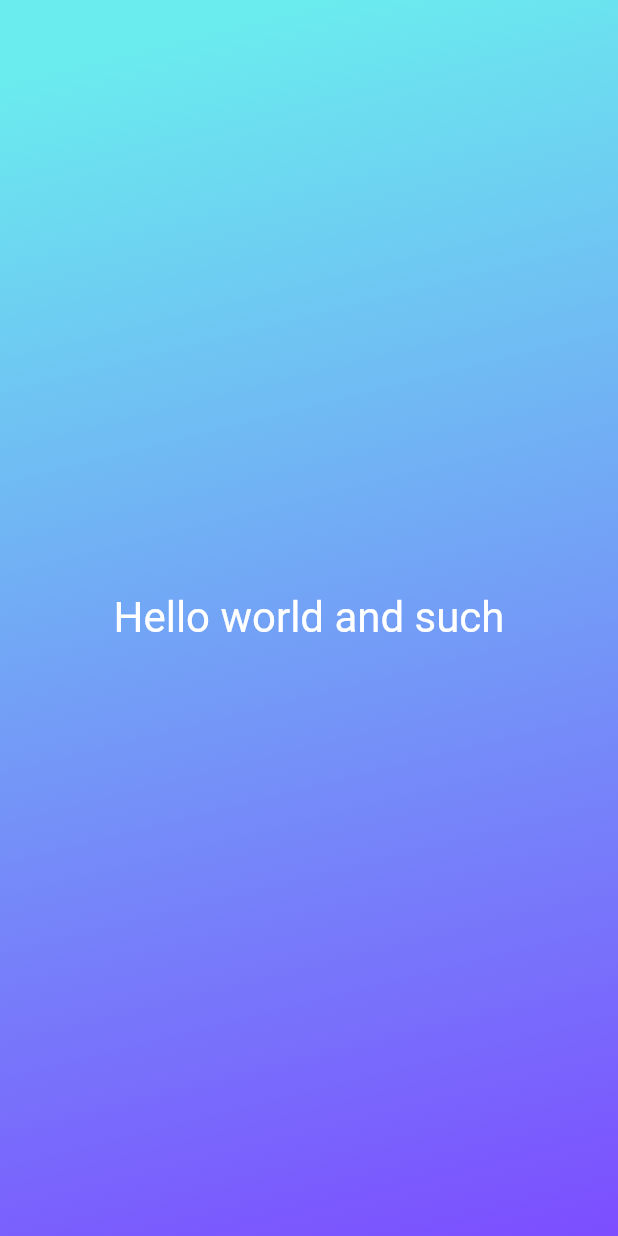
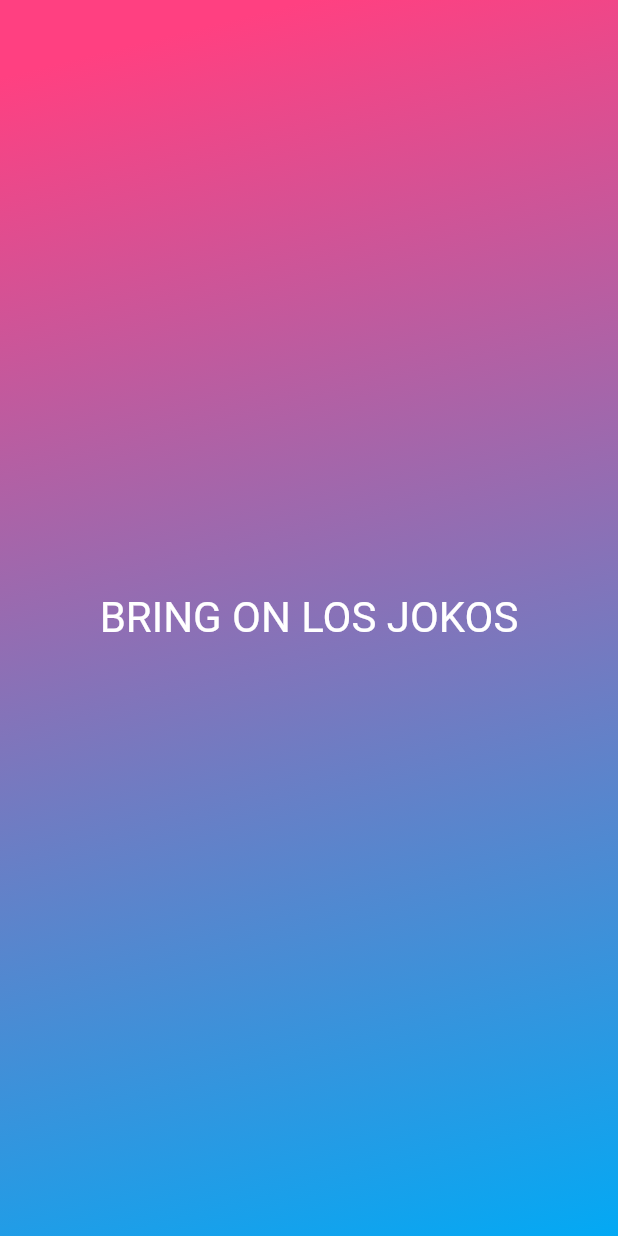
Before and after one commit to pspelman/ud-flutter-dart-complete, a Flutter app: the screen it shows after launch, on a phone screen of 412 x 824 dp. Run offline on Flutter 3.47's test engine with Material 2 defaults, Android fonts, the phone set to English and light mode, and no system bars; missing offline and left inert: dart:ffi.

Commit message:
- abstracted out gradient_container.dart - abstracted out styled_text.dart - set colors as a variable and text as a variable

```diff
--- /dev/null
+++ b/flutter_projects/first_app/lib/gradient_container.dart
@@ -0,0 +1,49 @@
+import 'dart:ffi';
+
+import 'package:first_app/styled_text.dart';
+import 'package:flutter/material.dart';
+
+class GradientContainer extends StatelessWidget {
+  const GradientContainer(this.color1, this.color2, {super.key});
+
+  final Color color1;
+  final Color color2;
+
+
+  @override
+  Widget build(context) {
+    return Container(
+      decoration: BoxDecoration(
+        gradient: LinearGradient(
+          colors: [color1, color2],
+          begin: Alignment.topCenter,
+          end: Alignment.bottomRight,
+        ),
+      ),
+      child: const Center(
+        child: StyledText('BRING ON LOS JOKOS'),
+      ),
+    );
+  }
+}
+// class GradientContainer extends StatelessWidget {
+//   const GradientContainer({super.key, required this.colors});
+//
+//   final List<Color> colors;
+//
+//   @override
+//   Widget build(context) {
+//     return Container(
+//       decoration: BoxDecoration(
+//         gradient: LinearGradient(
+//           colors: colors,
+//           begin: Alignment.topCenter,
+//           end: Alignment.bottomRight,
+//         ),
+//       ),
+//       child: const Center(
+//         child: StyledText('BRING ON LOS JOKOS'),
+//       ),
+//     );
+//   }
+// }
--- /dev/null
+++ b/flutter_projects/first_app/lib/styled_text.dart
@@ -0,0 +1,18 @@
+import 'package:flutter/material.dart';
+
+class StyledText extends StatelessWidget {
+  const StyledText(this.text, {super.key});
+
+  final String text;
+
+  @override
+  Widget build(context) {
+    return Text(
+      text,
+      style: const TextStyle(
+        color: Colors.white,
+        fontSize: 28,
+      ),
+    );
+  }
+}
```
Also changed, not shown: flutter_projects/first_app/lib/main.dart (+4 -54 lines).
